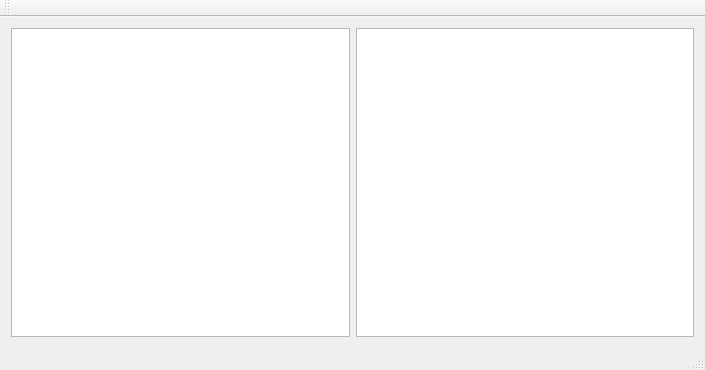
ClemensFMN/CppStuff, file dbexplorer/mainwindow.ui: the form before one commit.
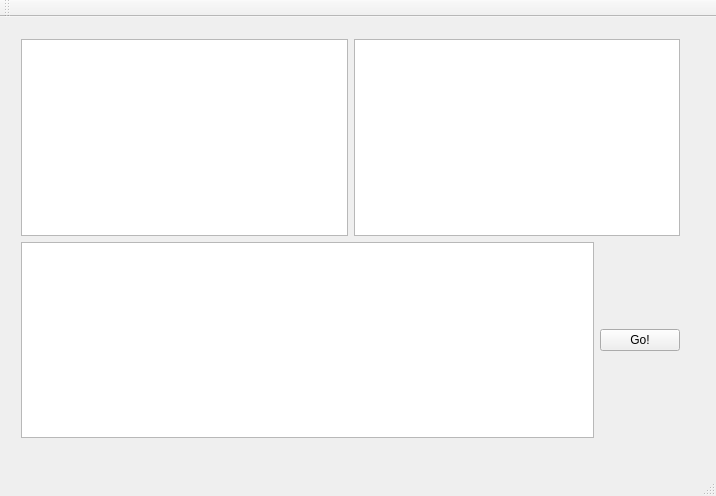
The form after the commit.

Commit message: enhancements to db explorer

```diff
--- a/dbexplorer/mainwindow.ui
+++ b/dbexplorer/mainwindow.ui
@@ -6,16 +6,25 @@
    <rect>
     <x>0</x>
     <y>0</y>
-    <width>705</width>
-    <height>370</height>
+    <width>716</width>
+    <height>496</height>
    </rect>
   </property>
   <property name="windowTitle">
    <string>MainWindow</string>
   </property>
   <widget class="QWidget" name="centralWidget">
-   <layout class="QGridLayout" name="gridLayout">
-    <item row="0" column="0">
+   <widget class="QWidget" name="">
+    <property name="geometry">
+     <rect>
+      <x>10</x>
+      <y>11</y>
+      <width>681</width>
+      <height>421</height>
+     </rect>
+    </property>
+    <layout class="QVBoxLayout" name="verticalLayout">
+     <item>
      <layout class="QHBoxLayout" name="horizontalLayout">
       <item>
        <widget class="QTableView" name="tablesView"/>
@@ -25,7 +34,22 @@
       </item>
      </layout>
     </item>
-   </layout>
+     <item>
+      <layout class="QHBoxLayout" name="horizontalLayout_2">
+       <item>
+        <widget class="QPlainTextEdit" name="queryField"/>
+       </item>
+       <item>
+        <widget class="QPushButton" name="execButton">
+         <property name="text">
+          <string>Go!</string>
+         </property>
+        </widget>
+       </item>
+      </layout>
+     </item>
+    </layout>
+   </widget>
   </widget>
   <widget class="QMenuBar" name="menuBar">
    <property name="geometry">
```
Left out of the diff: 2 changed lines with no effect on the pictures. Lines whose indentation alone changed are shown as unchanged. The commit also changes 2 other files.
